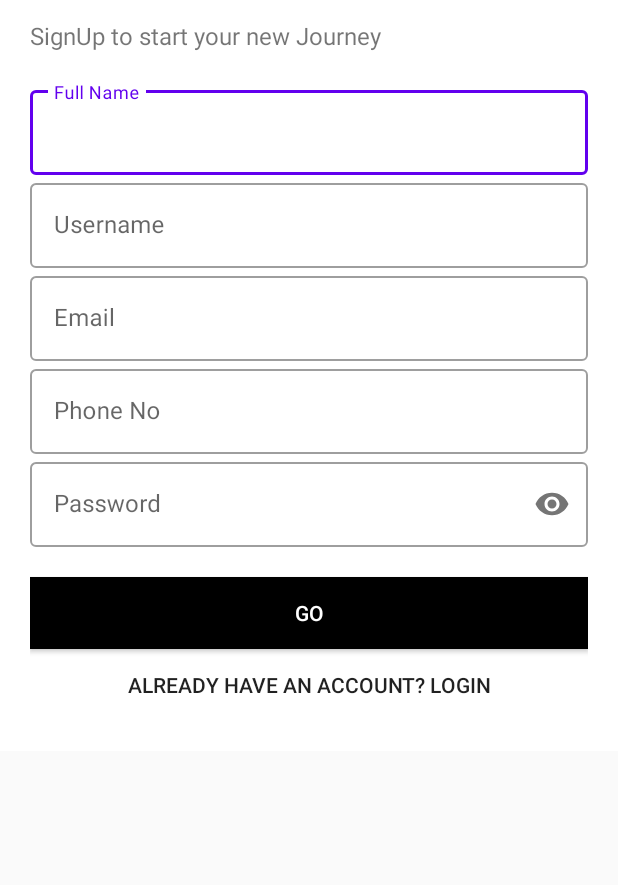
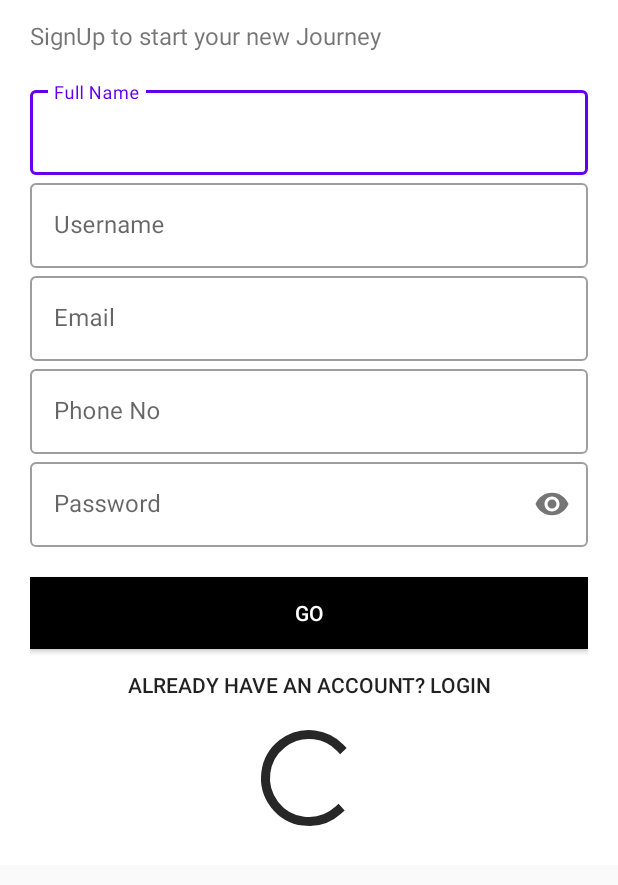
Before and after one commit to Rohitm911/Trade_Mate, an Android app: the layout activity_sign_up.xml on its own in the app's theme, with its tools: preview values and no code run, on a phone screen of 412 x 824 dp, the part 270-1155 px from its top. Run offline under Robolectric (Android 15) with nearby library versions, the phone set to English and light mode, and no system bars; Roboto replaces fonts that are not available here.

Commit message:
solve sign up bug

```diff
--- a/app/src/main/java/com/example/trademate/login.java
+++ b/app/src/main/java/com/example/trademate/login.java
@@ -103,6 +103,7 @@ public class login extends AppCompatActivity {
                         String emailFromDB = dataSnapshot.child(userEnteredUsername).child("email").getValue(String.class);
                         Intent intent = new Intent(getApplicationContext(), UserDashboard.class);
                         SharedPreferences.Editor editor = sharedPreferences.edit();
+                        editor.clear();
                         editor.putString("nameKey", nameFromDB);
                         editor.putString("usernameKey", usernameFromDB);
                         editor.putString("emailKey", emailFromDB);
--- a/app/src/main/res/layout/activity_sign_up.xml
+++ b/app/src/main/res/layout/activity_sign_up.xml
@@ -126,5 +126,12 @@
             android:layout_height="wrap_content"
             android:background="#00000000"
             android:text="Already have an account? LogIn" />
+        <ProgressBar
+            android:id="@+id/signup_progressBar"
+            style="?android:attr/progressBarStyleLarge"
+            android:layout_width="wrap_content"
+            android:layout_height="wrap_content"
+            android:layout_gravity="center"
+            />
     </LinearLayout>
 </ScrollView>
```
Also changed, not shown: app/src/main/java/com/example/trademate/SignUp.java (+18 -0 lines).
